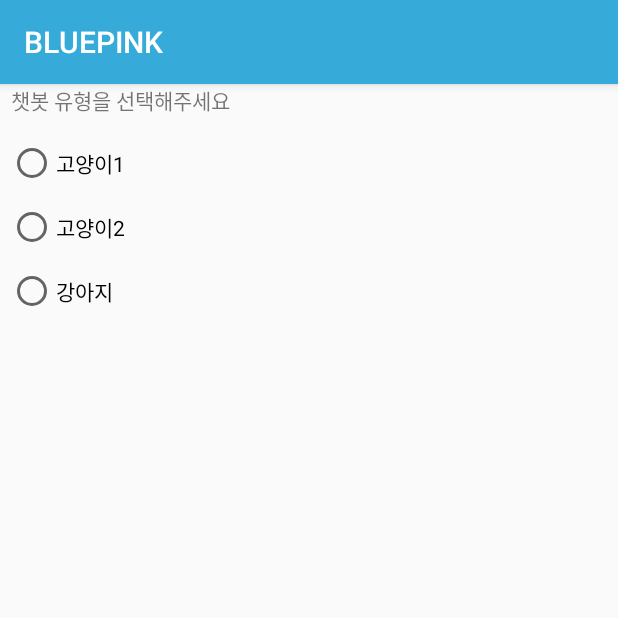
After one commit to haileykim1/BLUEPINK, an Android app: the fragment ChatbotOptionFragment shown on its own in the app's theme, on a phone screen of 412 x 824 dp, the top half of it. The commit adds this screen. Run offline under Robolectric (Android 15) with nearby library versions, the phone set to English and light mode, and no system bars.

Commit message:
Set DEFAULT Chatbot Image
and add other Views

```diff
--- /dev/null
+++ b/BLUEPINK/app/src/main/java/com/sogeunnsogeun/bluepink/ChatbotOptionFragment.kt
@@ -0,0 +1,22 @@
+package com.sogeunnsogeun.bluepink
+
+import android.os.Bundle
+import androidx.fragment.app.Fragment
+import android.view.LayoutInflater
+import android.view.View
+import android.view.ViewGroup
+
+/**
+ * A simple [Fragment] subclass.
+ */
+class ChatbotOptionFragment : Fragment() {
+
+    override fun onCreateView(
+        inflater: LayoutInflater, container: ViewGroup?,
+        savedInstanceState: Bundle?
+    ): View? {
+        // Inflate the layout for this fragment
+        return inflater.inflate(R.layout.fragment_chatbot_option, container, false)
+    }
+
+}
--- a/BLUEPINK/app/src/main/java/com/sogeunnsogeun/bluepink/ContentFragment.kt
+++ b/BLUEPINK/app/src/main/java/com/sogeunnsogeun/bluepink/ContentFragment.kt
@@ -48,7 +48,6 @@ class ContentFragment : AppCompatDialogFragment() {
 
         update_user.setOnClickListener {
             Toast.makeText(context, "사용자 설정", Toast.LENGTH_SHORT).show()
-            UserInfo.setUserName("김소양")
         }
 
         update_bot.setOnClickListener {
--- a/BLUEPINK/app/src/main/java/com/sogeunnsogeun/bluepink/InitNameActivity.kt
+++ b/BLUEPINK/app/src/main/java/com/sogeunnsogeun/bluepink/InitNameActivity.kt
@@ -29,6 +29,7 @@ class InitNameActivity : AppCompatActivity(){
             UserInfo.set(UserInfo.NAME, initNameText.text)
             UserInfo.set(UserInfo.NAME_PASSED, true)
 
+
             nextActivity()
         }
     }
--- a/BLUEPINK/app/src/main/java/com/sogeunnsogeun/bluepink/UserInfo.kt
+++ b/BLUEPINK/app/src/main/java/com/sogeunnsogeun/bluepink/UserInfo.kt
@@ -11,7 +11,12 @@ object UserInfo {
     const val NAME_PASSED = "name_passed"
     const val DEFAULT_NAME = "사용자"
 
+    const val BOTNUM = "botnum"
+    const val DEFAULT_BOTNUM = "one"
+
     var sUserName: String = "사용자"
+
+
 
     private fun initializeUserInfo():JSONObject{
         var data:String = FileManager.readFile()
--- /dev/null
+++ b/BLUEPINK/app/src/main/res/layout/fragment_chatbot_option.xml
@@ -0,0 +1,43 @@
+<?xml version="1.0" encoding="utf-8"?>
+<LinearLayout xmlns:android="http://schemas.android.com/apk/res/android"
+    xmlns:tools="http://schemas.android.com/tools"
+    android:layout_width="wrap_content"
+    android:layout_height="wrap_content"
+    tools:context=".ChatbotOptionFragment"
+    android:orientation="vertical">
+
+    <TextView
+        android:layout_width="wrap_content"
+        android:layout_height="wrap_content"
+        android:text="챗봇 유형을 선택해주세요"
+        android:layout_gravity="center"
+        android:gravity="center"
+        android:layout_marginBottom="10dp"/>
+
+    <RadioGroup
+        android:layout_width="wrap_content"
+        android:layout_height="wrap_content" >
+
+        <RadioButton
+            android:id="@+id/bot_cat1"
+            android:layout_width="150dp"
+            android:layout_height="match_parent"
+            android:text="고양이1"
+            android:layout_margin="5dp"/>
+        <RadioButton
+            android:id="@+id/bot_cat2"
+            android:layout_width="150dp"
+            android:layout_height="wrap_content"
+            android:text="고양이2"
+            android:layout_margin="5dp"/>
+
+        <RadioButton
+            android:id="@+id/bot_dog"
+            android:layout_width="150dp"
+            android:layout_height="wrap_content"
+            android:text="강아지"
+            android:layout_margin="5dp"/>
+    </RadioGroup>
+
+
+</LinearLayout>
```
Also changed, not shown: BLUEPINK/app/src/main/java/com/sogeunnsogeun/bluepink/DeveloperInfoFragment.kt (added, +22 -0 lines), BLUEPINK/app/src/main/java/com/sogeunnsogeun/bluepink/InfoSourceFragment.kt (added, +22 -0 lines), BLUEPINK/app/src/main/java/com/sogeunnsogeun/bluepink/UserInfoPageFragment.kt (added, +22 -0 lines), BLUEPINK/app/src/main/res/layout/activity_main.xml (+28 -51 lines), BLUEPINK/app/src/main/res/layout/fragment_developer_info.xml (added, +14 -0 lines), BLUEPINK/app/src/main/res/layout/fragment_info_source.xml (added, +14 -0 lines), BLUEPINK/app/src/main/res/layout/fragment_user_info_page.xml (added, +14 -0 lines).
